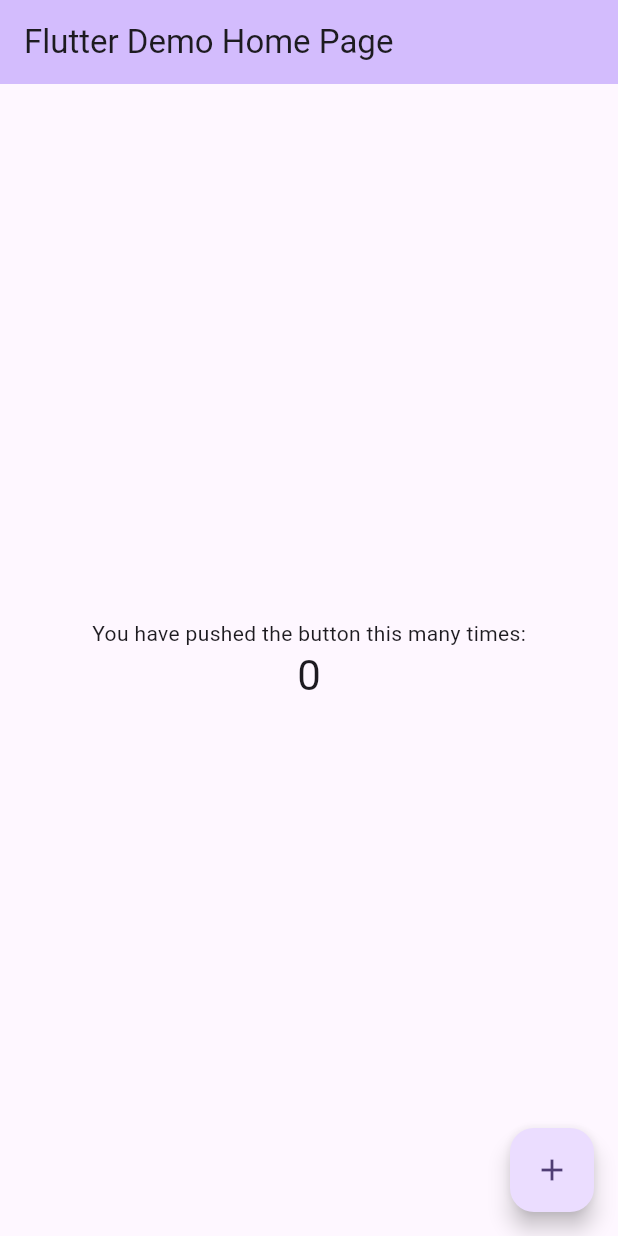
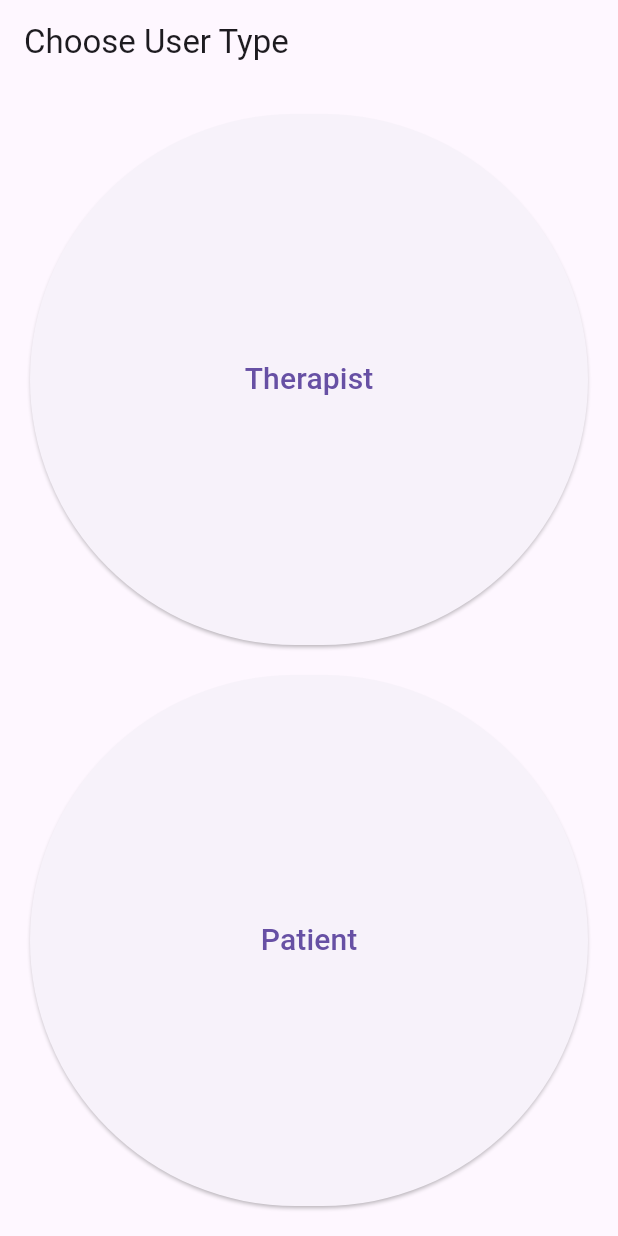
Before and after one commit to muktachanda/moodsync, a Flutter app: the screen it shows after launch, on a phone screen of 412 x 824 dp. Run offline on Flutter 3.47's test engine with Material 3 defaults, Android fonts, the phone set to English and light mode, and no system bars; our stand-ins replace flutter_bloc.

Commit message:
added homepage

```diff
--- /dev/null
+++ b/lib/homepage.dart
@@ -0,0 +1,50 @@
+import 'package:flutter/material.dart';
+
+class HomePage extends StatelessWidget {
+  @override
+  Widget build(BuildContext context) {
+    return Scaffold(
+      appBar: AppBar(
+        title: Text('Choose User Type'),
+      ),
+      body: Container(
+        padding: EdgeInsets.all(20.0),
+        child: Column(
+          mainAxisAlignment: MainAxisAlignment.center,
+          crossAxisAlignment: CrossAxisAlignment.stretch,
+          children: <Widget>[
+            Expanded(
+              child: ElevatedButton(
+                onPressed: () {
+                  Navigator.pushNamed(context, '/therapist_dashboard');
+                },
+                style: ElevatedButton.styleFrom(
+                  padding: EdgeInsets.symmetric(vertical: 40.0),
+                ),
+                child: Text(
+                  'Therapist',
+                  style: TextStyle(fontSize: 20.0),
+                ),
+              ),
+            ),
+            SizedBox(height: 20.0),
+            Expanded(
+              child: ElevatedButton(
+                onPressed: () {
+                  Navigator.pushNamed(context, '/patient_screen');
+                },
+                style: ElevatedButton.styleFrom(
+                  padding: EdgeInsets.symmetric(vertical: 40.0),
+                ),
+                child: Text(
+                  'Patient',
+                  style: TextStyle(fontSize: 20.0),
+                ),
+              ),
+            ),
+          ],
+        ),
+      ),
+    );
+  }
+}
--- a/lib/main.dart
+++ b/lib/main.dart
@@ -1,4 +1,7 @@
 import 'package:flutter/material.dart';
+import 'homepage.dart';
+import 'therapist/dashboard.dart';
+import 'patient/patient_screen.dart';
 
 void main() {
   runApp(const MyApp());
@@ -7,119 +10,19 @@ void main() {
 class MyApp extends StatelessWidget {
   const MyApp({super.key});
 
-  // This widget is the root of your application.
   @override
   Widget build(BuildContext context) {
     return MaterialApp(
-      title: 'Flutter Demo',
+      title: 'Therapist and Patient',
       theme: ThemeData(
-        // This is the theme of your application.
-        //
-        // TRY THIS: Try running your application with "flutter run". You'll see
-        // the application has a purple toolbar. Then, without quitting the app,
-        // try changing the seedColor in the colorScheme below to Colors.green
-        // and then invoke "hot reload" (save your changes or press the "hot
-        // reload" button in a Flutter-supported IDE, or press "r" if you used
-        // the command line to start the app).
-        //
-        // Notice that the counter didn't reset back to zero; the application
-        // state is not lost during the reload. To reset the state, use hot
-        // restart instead.
-        //
-        // This works for code too, not just values: Most code changes can be
-        // tested with just a hot reload.
-        colorScheme: ColorScheme.fromSeed(seedColor: Colors.deepPurple),
-        useMaterial3: true,
+        primarySwatch: Colors.blue,
       ),
-      home: const MyHomePage(title: 'Flutter Demo Home Page'),
+      initialRoute: '/',
+      routes: {
+        '/': (context) => HomePage(),
+        '/therapist_dashboard': (context) => TherapistDashboard(),
+        '/patient_screen': (context) => PatientScreen(),
+      },
     );
   }
 }
-
-class MyHomePage extends StatefulWidget {
-  const MyHomePage({super.key, required this.title});
-
-  // This widget is the home page of your application. It is stateful, meaning
-  // that it has a State object (defined below) that contains fields that affect
-  // how it looks.
-
-  // This class is the configuration for the state. It holds the values (in this
-  // case the title) provided by the parent (in this case the App widget) and
-  // used by the build method of the State. Fields in a Widget subclass are
-  // always marked "final".
-
-  final String title;
-
-  @override
-  State<MyHomePage> createState() => _MyHomePageState();
-}
-
-class _MyHomePageState extends State<MyHomePage> {
-  int _counter = 0;
-
-  void _incrementCounter() {
-    setState(() {
-      // This call to setState tells the Flutter framework that something has
-      // changed in this State, which causes it to rerun the build method below
-      // so that the display can reflect the updated values. If we changed
-      // _counter without calling setState(), then the build method would not be
-      // called again, and so nothing would appear to happen.
-      _counter++;
-    });
-  }
-
-  @override
-  Widget build(BuildContext context) {
-    // This method is rerun every time setState is called, for instance as done
-    // by the _incrementCounter method above.
-    //
-    // The Flutter framework has been optimized to make rerunning build methods
-    // fast, so that you can just rebuild anything that needs updating rather
-    // than having to individually change instances of widgets.
-    return Scaffold(
-      appBar: AppBar(
-        // TRY THIS: Try changing the color here to a specific color (to
-        // Colors.amber, perhaps?) and trigger a hot reload to see the AppBar
-        // change color while the other colors stay the same.
-        backgroundColor: Theme.of(context).colorScheme.inversePrimary,
-        // Here we take the value from the MyHomePage object that was created by
-        // the App.build method, and use it to set our appbar title.
-        title: Text(widget.title),
-      ),
-      body: Center(
-        // Center is a layout widget. It takes a single child and positions it
-        // in the middle of the parent.
-        child: Column(
-          // Column is also a layout widget. It takes a list of children and
-          // arranges them vertically. By default, it sizes itself to fit its
-          // children horizontally, and tries to be as tall as its parent.
-          //
-          // Column has various properties to control how it sizes itself and
-          // how it positions its children. Here we use mainAxisAlignment to
-          // center the children vertically; the main axis here is the vertical
-          // axis because Columns are vertical (the cross axis would be
-          // horizontal).
-          //
-          // TRY THIS: Invoke "debug painting" (choose the "Toggle Debug Paint"
-          // action in the IDE, or press "p" in the console), to see the
-          // wireframe for each widget.
-          mainAxisAlignment: MainAxisAlignment.center,
-          children: <Widget>[
-            const Text(
-              'You have pushed the button this many times:',
-            ),
-            Text(
-              '$_counter',
-              style: Theme.of(context).textTheme.headlineMedium,
-            ),
-          ],
-        ),
-      ),
-      floatingActionButton: FloatingActionButton(
-        onPressed: _incrementCounter,
-        tooltip: 'Increment',
-        child: const Icon(Icons.add),
-      ), // This trailing comma makes auto-formatting nicer for build methods.
-    );
-  }
-}
```
Also changed, not shown: lib/patient/patient_screen.dart (added, +17 -0 lines), lib/therapist/dashboard.dart (added, +17 -0 lines).
